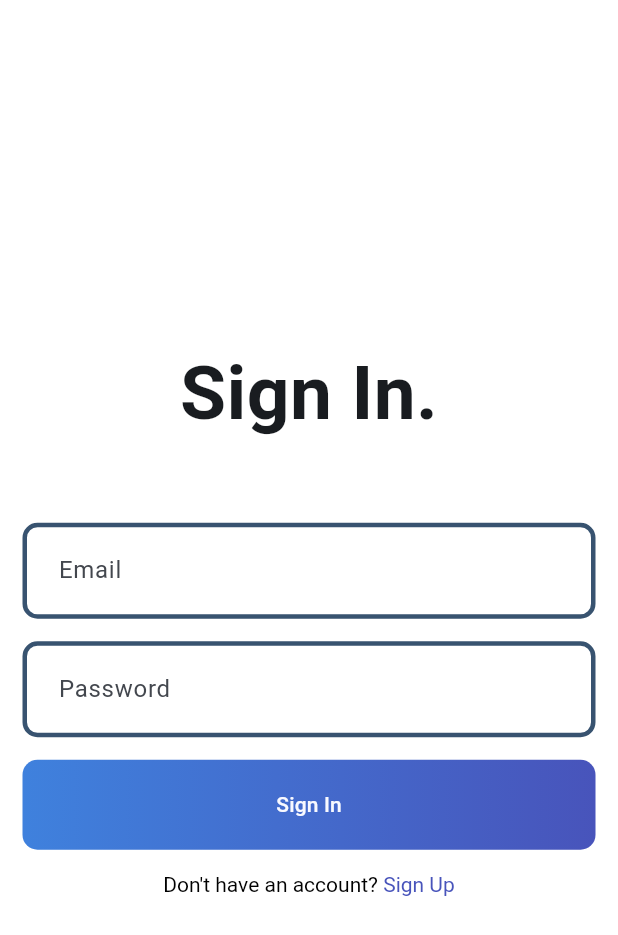
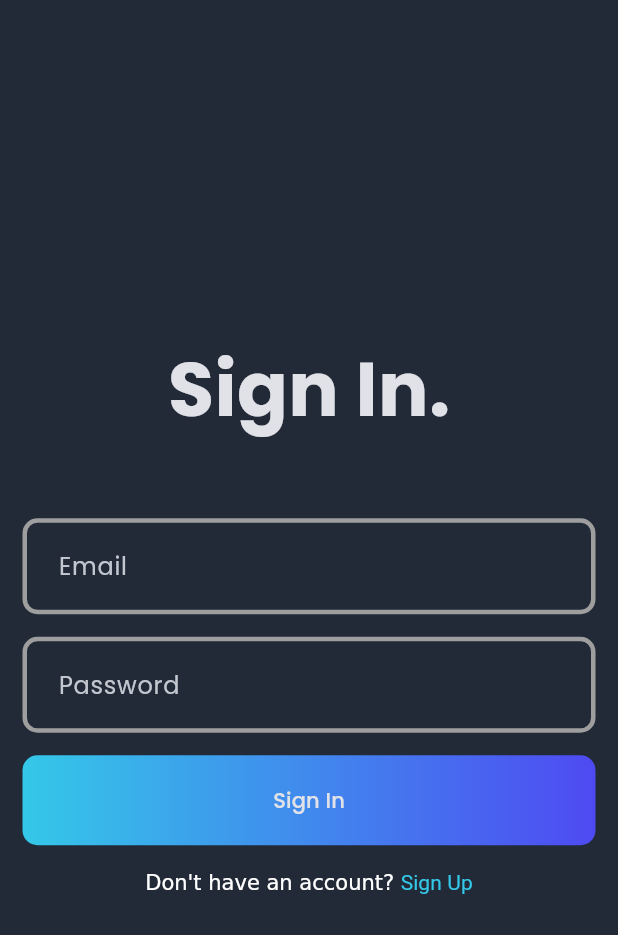
Before and after one commit to SAFI174/royal_work_task, a Flutter app: the screen it shows after launch, on a phone screen of 412 x 824 dp. Shown: the top 935 px of the screen. Run offline on Flutter 3.47's test engine with Material 3 defaults, Android fonts, the light colour scheme and no system bars; our stand-ins replace cached_network_image, carousel_slider, cloud_firestore, dartz, dio, firebase_auth and 9 more; missing offline and left inert: auto_height_grid_view; accounts and stored records are empty.

Commit message:
add new design

```diff
--- a/lib/core/app_router.dart
+++ b/lib/core/app_router.dart
@@ -1,7 +1,7 @@
 import 'package:go_router/go_router.dart';
 import 'package:royal_task/core/common/cubit/app_user/app_user_cubit.dart';
 import 'package:royal_task/features/cart/presentation/pages/cart_product_list_page.dart';
-import 'package:royal_task/features/products/presentation/pages/product_list_page.dart';
+import 'package:royal_task/features/products/presentation/pages/home_page.dart';
 
 import 'utils/stream_to_listenable.dart';
 import '../features/auth/presentation/pages/signin_page.dart';
@@ -33,7 +33,7 @@ class AppRouter {
       GoRoute(
           name: AppRoutes.home.name,
           path: AppRoutes.home.path,
-          builder: (context, state) => const ProductListPage(),
+          builder: (context, state) => const HomePage(),
           routes: [
             GoRoute(
               name: AppRoutes.productDetails.name,
--- a/lib/core/theme/app_colors.dart
+++ b/lib/core/theme/app_colors.dart
@@ -1,14 +1,14 @@
 import 'package:flutter/material.dart';
 
 class AppColors {
-  static const Color backgroundColor = Color.fromRGBO(255, 255, 255, 1);
-  static const Color gradient1 = Color.fromRGBO(63, 129, 221, 1);
-  static const Color gradient2 = Color.fromRGBO(72, 84, 187, 1);
+  static const Color backgroundColor = Color.fromRGBO(34, 42, 56, 1);
+  static const Color gradient1 = Color(0xFF34C8E8);
+  static const Color gradient2 = Color(0xFF4E4AF2);
   static const Color gradient3 = Color.fromRGBO(64, 112, 207, 1);
   static const Color borderColor = Color.fromRGBO(56, 83, 112, 1);
   static const Color whiteColor = Colors.white;
   static const Color greyColor = Colors.grey;
-  static const Color greyColor50 = Color.fromRGBO(214, 214, 214, 1);
+  static const Color greyColor50 = Color.fromRGBO(194, 194, 194, 1);
   static const Color errorColor = Colors.redAccent;
   static const Color transparentColor = Colors.transparent;
   static const Color black = Colors.black;
--- a/lib/core/theme/app_padding.dart
+++ b/lib/core/theme/app_padding.dart
@@ -1,6 +1,7 @@
 import 'package:flutter/material.dart';
 
 class AppPadding {
+  static const EdgeInsetsGeometry paddingA5 = EdgeInsets.all(5);
   static const EdgeInsetsGeometry paddingA8 = EdgeInsets.all(8);
   static const EdgeInsetsGeometry paddingA10 = EdgeInsets.all(10);
   static const EdgeInsetsGeometry paddingA15 = EdgeInsets.all(15);
--- a/lib/core/theme/theme.dart
+++ b/lib/core/theme/theme.dart
@@ -1,23 +1,28 @@
 import 'package:flutter/material.dart';
+import 'package:google_fonts/google_fonts.dart';
 
 import 'app_colors.dart';
 import 'app_padding.dart';
 import 'app_radius.dart';
 
 class AppThemes {
-  static final ThemeData lighTheme =
-      ThemeData(colorSchemeSeed: Colors.blue, useMaterial3: true).copyWith(
+  static final ThemeData darkTheme = ThemeData(
+    colorSchemeSeed: Colors.blue,
+    useMaterial3: true,
+    brightness: Brightness.dark,
+    fontFamily: GoogleFonts.poppins().fontFamily,
+  ).copyWith(
     scaffoldBackgroundColor: AppColors.backgroundColor,
     appBarTheme: const AppBarTheme(
-        backgroundColor: AppColors.backgroundColor, scrolledUnderElevation: 0),
+        backgroundColor: AppColors.transparentColor, scrolledUnderElevation: 0),
     inputDecorationTheme: InputDecorationTheme(
       contentPadding: AppPadding.paddingA20,
       enabledBorder: OutlineInputBorder(
-        borderSide: const BorderSide(color: AppColors.borderColor, width: 3),
+        borderSide: const BorderSide(color: AppColors.greyColor, width: 3),
         borderRadius: AppRadius.radiusC10,
       ),
       focusedBorder: OutlineInputBorder(
-        borderSide: const BorderSide(color: AppColors.gradient2, width: 3),
+        borderSide: const BorderSide(color: AppColors.gradient1, width: 3),
         borderRadius: AppRadius.radiusC10,
       ),
       errorBorder: OutlineInputBorder(
@@ -25,7 +30,7 @@ class AppThemes {
         borderRadius: AppRadius.radiusC10,
       ),
       border: OutlineInputBorder(
-        borderSide: const BorderSide(color: AppColors.gradient2, width: 3),
+        borderSide: const BorderSide(color: AppColors.gradient1, width: 3),
         borderRadius: AppRadius.radiusC10,
       ),
     ),
--- a/lib/features/auth/presentation/pages/signin_page.dart
+++ b/lib/features/auth/presentation/pages/signin_page.dart
@@ -82,13 +82,12 @@ class _SigninPageState extends State<SigninPage> {
                       onTap: () => context.pushNamed(AppRoutes.signup.name),
                       child: RichText(
                         text: const TextSpan(
-                          style: TextStyle(color: AppColors.black),
                           text: "Don't have an account? ",
                           children: [
                             TextSpan(
                               text: 'Sign Up',
                               style: TextStyle(
-                                color: AppColors.gradient2,
+                                color: AppColors.gradient1,
                               ),
                             )
                           ],
--- a/lib/features/auth/presentation/pages/signup_page.dart
+++ b/lib/features/auth/presentation/pages/signup_page.dart
@@ -94,15 +94,12 @@ class _SignupPageState extends State<SignupPage> {
                       },
                       child: RichText(
                         text: const TextSpan(
-                          style: TextStyle(
-                            color: AppColors.black,
-                          ),
                           text: "Already have an account? ",
                           children: [
                             TextSpan(
                               text: 'Sign In',
                               style: TextStyle(
-                                color: AppColors.gradient2,
+                                color: AppColors.gradient1,
                               ),
                             )
                           ],
--- a/lib/init_dependency.dart
+++ b/lib/init_dependency.dart
@@ -75,6 +75,7 @@ Future<void> initApiClient() async {
 }
 
 Future<void> initProductsFeature() async {
+  GetStorage.init('products');
   serviceLocator.registerFactory<ProductsRemoteDataSoruce>(
     () => ProductsRemoteDataSoruceImpl(apiClient: serviceLocator()),
   );
--- a/lib/main.dart
+++ b/lib/main.dart
@@ -43,7 +43,7 @@ class _MyAppState extends State<MyApp> {
       ],
       child: MaterialApp.router(
         debugShowCheckedModeBanner: false,
-        theme: AppThemes.lighTheme,
+        theme: AppThemes.darkTheme,
         routerConfig: serviceLocator<AppRouter>().router,
       ),
     );
--- a/pubspec.yaml
+++ b/pubspec.yaml
@@ -49,8 +49,8 @@ dependencies:
   auto_height_grid_view: ^1.0.0
   smooth_page_indicator: ^1.2.0+3
   carousel_slider: ^4.2.1
-  hive: ^4.0.0-dev.2
   get_storage: ^2.1.1
+  google_fonts: ^6.2.1
 
 dev_dependencies:
   flutter_test:
```
Also changed, not shown: lib/features/products/presentation/pages/home_page.dart (added, +97 -0 lines), lib/features/products/presentation/pages/product_details_page.dart (+21 -3 lines), lib/features/products/presentation/pages/product_list_page.dart (deleted, +0 -100 lines), lib/features/products/presentation/painters/background_painter.dart (added, +29 -0 lines), lib/features/products/presentation/widgets/app_bar_action.dart (added, +34 -0 lines), lib/features/products/presentation/widgets/product_card.dart (+116 -16 lines), lib/features/products/presentation/widgets/products_grid_view.dart (added, +44 -0 lines), firebase.json, pubspec.lock, 1 other file.
